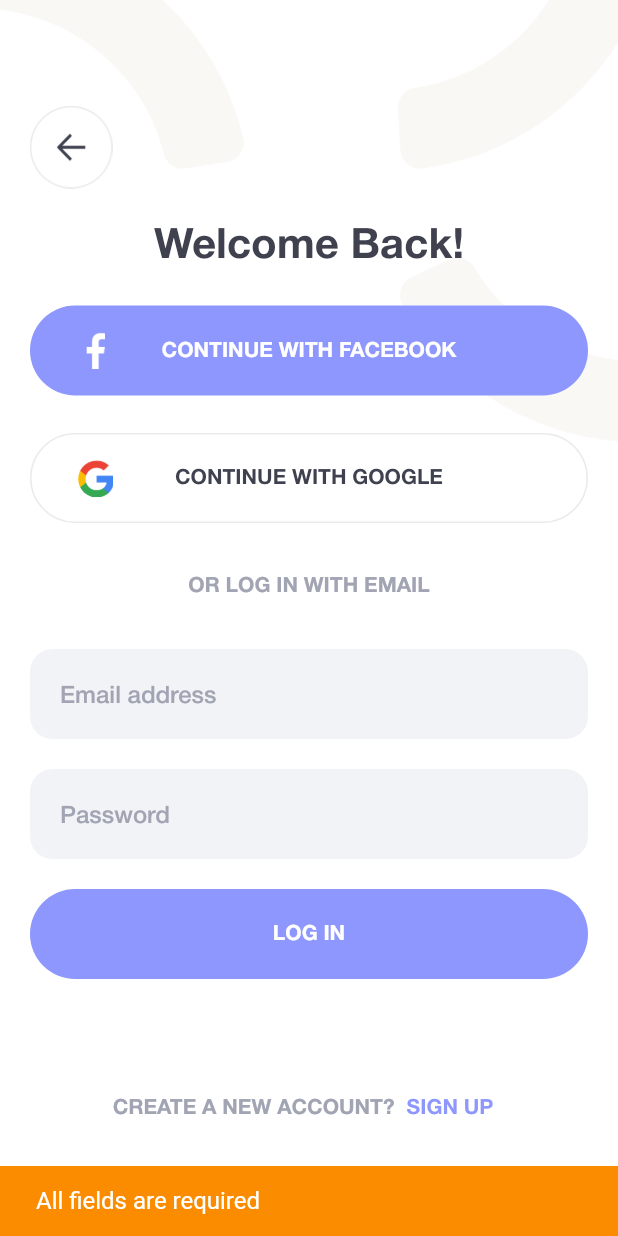
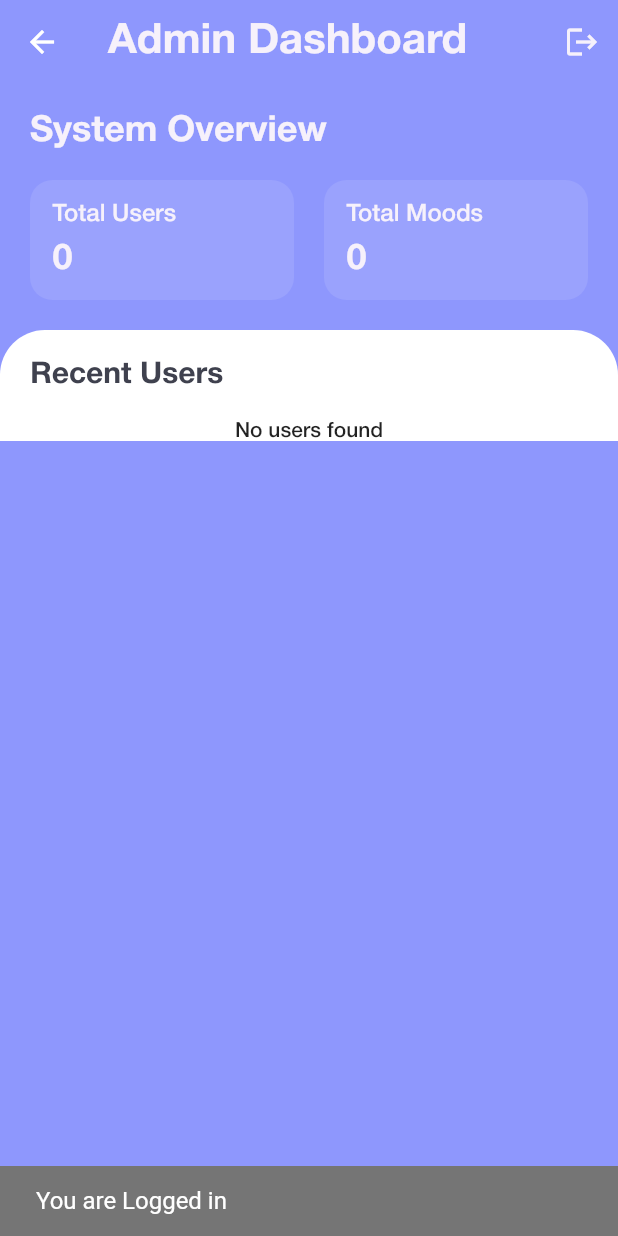
Before and after one commit to shyam-vora/meditation, a Flutter app: the LoginScreen screen opened directly, after a tap on "LOG IN", on a phone screen of 412 x 824 dp. Run offline on Flutter 3.47's test engine with Material 3 defaults, Android fonts, the phone set to English and light mode, and no system bars; our stand-ins replace shared_preferences, sqflite; accounts and stored records are empty.

Commit message:
feat open admin dashboard when user is logged in

```diff
--- a/lib/database/app_database.dart
+++ b/lib/database/app_database.dart
@@ -5,7 +5,7 @@ import 'package:path/path.dart';
 import 'package:sqflite/sqflite.dart';
 import 'package:sqflite/sqlite_api.dart';
 
-const String fileName = 'moods_sqflite34_db.db';
+const String fileName = 'moods_sqfliteddd4_db.db';
 
 class AppDatabase {
   AppDatabase._init();
@@ -30,7 +30,8 @@ class AppDatabase {
         id INTEGER PRIMARY KEY AUTOINCREMENT,
         username TEXT NOT NULL,
         email TEXT NOT NULL UNIQUE,
-        password TEXT NOT NULL
+        password TEXT NOT NULL,
+        is_admin INTEGER DEFAULT 0
       )
     ''');
 
@@ -42,6 +43,17 @@ class AppDatabase {
         count INTEGER DEFAULT 1
       )
     ''');
+
+    // Initialize system admin user
+    await db.insert(
+        'users',
+        {
+          'username': 'System Admin',
+          'email': 'admin@system.com',
+          'password': 'admin123',
+          'is_admin': 1
+        },
+        conflictAlgorithm: ConflictAlgorithm.ignore);
   }
 
   Future<void> createMoods(MoodsModel moodsModel) async {
@@ -102,7 +114,7 @@ class AppDatabase {
     final db = await instance.database;
     final List<Map<String, dynamic>> maps = await db.query(
       'users',
-      columns: ['id', 'username', 'email', 'password'],
+      columns: ['id', 'username', 'email', 'password', 'is_admin'],
       where: 'email = ?',
       whereArgs: [email],
     );
@@ -117,4 +129,19 @@ class AppDatabase {
     final db = await instance.database;
     return await db.insert('users', user.toMap());
   }
+
+  Future<bool> isAdminUser(String email) async {
+    final db = await instance.database;
+    final List<Map<String, dynamic>> maps = await db.query(
+      'users',
+      columns: ['is_admin'],
+      where: 'email = ?',
+      whereArgs: [email],
+    );
+
+    if (maps.isNotEmpty) {
+      return maps.first['is_admin'] == 1;
+    }
+    return false;
+  }
 }
--- a/lib/main.dart
+++ b/lib/main.dart
@@ -4,6 +4,7 @@ import 'package:flutter/material.dart';
 import 'package:meditation/common/color_extension.dart';
 import 'package:meditation/common/common_widget/loading_warpper.dart';
 import 'package:meditation/database/app_database.dart';
+import 'package:meditation/screen/admin/admin_dashboard_screen.dart';
 import 'package:meditation/screen/login/startup_screen.dart';
 import 'package:meditation/screen/main_tabview/main_tabview_screen.dart';
 import 'package:meditation/services/auth.dart';
@@ -29,20 +30,25 @@ class _MyAppState extends State<MyApp> {
     super.initState();
   }
 
-  Future<bool> continueWithLoggedInSession() async {
+  Future<String> continueWithLoggedInSession() async {
     try {
       final isLoggedIn = await AuthService.isLoggedIn();
       if (isLoggedIn) {
         final userEmail = await AuthService.getLoggedInUserEmail();
         final user = await AppDatabase.instance.getUserByEmail(userEmail!);
         if (user != null) {
-          return true;
+          final isAdmin = user.isAdmin;
+          if (isAdmin) {
+            return 'admin';
+          } else {
+            return 'user';
+          }
         }
       }
-      return false;
+      return 'not-logged-in';
     } catch (e) {
       log(e.toString(), name: 'MyApp');
-      return false;
+      return 'not-logged-in';
     }
   }
 
@@ -59,14 +65,17 @@ class _MyAppState extends State<MyApp> {
         colorScheme: ColorScheme.fromSeed(seedColor: TColor.primary),
         useMaterial3: false,
       ),
-      home: FutureBuilder<bool>(
+      home: FutureBuilder<String>(
         future: continueWithLoggedInSession(),
         builder: (context, snapshot) {
           if (snapshot.connectionState == ConnectionState.done) {
             if (snapshot.hasData) {
-              return snapshot.data!
-                  ? const MainTabViewScreen()
-                  : const StartUpScreen();
+              return {
+                    'user': const MainTabViewScreen(),
+                    'admin': const AdminDashboardScreen(),
+                    'not-logged-in': const StartUpScreen(),
+                  }[snapshot.data] ??
+                  const StartUpScreen();
             }
           }
           return const LoadingWrapper();
--- a/lib/models/user_model.dart
+++ b/lib/models/user_model.dart
@@ -5,12 +5,14 @@ class UserModel {
   final String name;
   final String email;
   final String password;
+  final bool isAdmin;
 
   UserModel({
     this.id,
     required this.name,
     required this.email,
     required this.password,
+    this.isAdmin = false,
   });
 
   UserModel copyWith({
@@ -18,12 +20,14 @@ class UserModel {
     String? email,
     String? password,
     int? id,
+    bool? isAdmin,
   }) {
     return UserModel(
       id: id ?? this.id,
       name: name ?? this.name,
       email: email ?? this.email,
       password: password ?? this.password,
+      isAdmin: isAdmin ?? this.isAdmin,
     );
   }
 
@@ -32,6 +36,7 @@ class UserModel {
       'username': name,
       'email': email,
       'password': password,
+      'is_admin': isAdmin ? 1 : 0,
     };
   }
 
@@ -41,12 +46,13 @@ class UserModel {
       name: map['username'] as String,
       email: map['email'] as String,
       password: map['password'] as String,
+      isAdmin: map['is_admin'] == 1,
     );
   }
 
   @override
   String toString() =>
-      'UserModel(name: $name, email: $email, password: $password)';
+      'UserModel(name: $name, email: $email, password: $password, isAdmin: $isAdmin)';
 
   @override
   bool operator ==(covariant UserModel other) {
@@ -54,11 +60,13 @@ class UserModel {
 
     return other.name == name &&
         other.email == email &&
-        other.password == password;
+        other.password == password &&
+        other.isAdmin == isAdmin;
   }
 
   @override
-  int get hashCode => name.hashCode ^ email.hashCode ^ password.hashCode;
+  int get hashCode =>
+      name.hashCode ^ email.hashCode ^ password.hashCode ^ isAdmin.hashCode;
 
   String toJson() => json.encode(toMap());
 
--- /dev/null
+++ b/lib/screen/admin/admin_dashboard_screen.dart
@@ -0,0 +1,199 @@
+import 'package:flutter/material.dart';
+import 'package:meditation/common/color_extension.dart';
+import 'package:meditation/common/common_widget/round_button.dart';
+import 'package:meditation/database/app_database.dart';
+import 'package:meditation/models/moods_model.dart';
+import 'package:meditation/models/user_model.dart';
+import 'package:meditation/screen/login/startup_screen.dart';
+import 'package:meditation/services/auth.dart';
+
+class AdminDashboardScreen extends StatefulWidget {
+  const AdminDashboardScreen({super.key});
+
+  @override
+  State<AdminDashboardScreen> createState() => _AdminDashboardScreenState();
+}
+
+class _AdminDashboardScreenState extends State<AdminDashboardScreen> {
+  late Future<List<UserModel>> _usersFuture;
+  late Future<List<MoodsModel?>> _moodsFuture;
+
+  @override
+  void initState() {
+    super.initState();
+    _loadData();
+  }
+
+  void _loadData() {
+    _usersFuture = _loadUsers();
+    _moodsFuture = AppDatabase.instance.realAllMoods();
+  }
+
+  Future<List<UserModel>> _loadUsers() async {
+    final db = await AppDatabase.instance.database;
+    final users = await db.query('users', where: 'is_admin != 1');
+    return users.map((map) => UserModel.fromMap(map)).toList();
+  }
+
+  @override
+  Widget build(BuildContext context) {
+    return Scaffold(
+      backgroundColor: TColor.primary,
+      appBar: AppBar(
+        backgroundColor: TColor.primary,
+        title: Text(
+          'Admin Dashboard',
+          style: TextStyle(
+            color: TColor.primaryTextW,
+            fontSize: 28,
+            fontWeight: FontWeight.w700,
+          ),
+        ),
+        actions: [
+          IconButton(
+            onPressed: () async {
+              await AuthService.logout();
+              Navigator.of(context).pushAndRemoveUntil(
+                MaterialPageRoute(builder: (_) => const StartUpScreen()),
+                (_) => false,
+              );
+            },
+            icon: Icon(Icons.logout, color: TColor.primaryTextW),
+          )
+        ],
+      ),
+      body: SingleChildScrollView(
+        child: Column(
+          crossAxisAlignment: CrossAxisAlignment.start,
+          children: [
+            Container(
+              padding: const EdgeInsets.all(20),
+              child: Column(
+                crossAxisAlignment: CrossAxisAlignment.start,
+                children: [
+                  Text(
+                    'System Overview',
+                    style: TextStyle(
+                      color: TColor.primaryTextW,
+                      fontSize: 24,
+                      fontWeight: FontWeight.w600,
+                    ),
+                  ),
+                  const SizedBox(height: 20),
+                  Row(
+                    children: [
+                      _buildStatCard(
+                        'Total Users',
+                        _usersFuture.then((users) => users.length.toString()),
+                      ),
+                      const SizedBox(width: 20),
+                      _buildStatCard(
+                        'Total Moods',
+                        _moodsFuture.then((moods) => moods.length.toString()),
+                      ),
+                    ],
+                  ),
+                ],
+              ),
+            ),
+            Container(
+              decoration: const BoxDecoration(
+                color: Colors.white,
+                borderRadius: BorderRadius.only(
+                  topLeft: Radius.circular(30),
+                  topRight: Radius.circular(30),
+                ),
+              ),
+              child: Column(
+                crossAxisAlignment: CrossAxisAlignment.start,
+                children: [
+                  Padding(
+                    padding: const EdgeInsets.all(20),
+                    child: Text(
+                      'Recent Users',
+                      style: TextStyle(
+                        color: TColor.primaryText,
+                        fontSize: 20,
+                        fontWeight: FontWeight.w600,
+                      ),
+                    ),
+                  ),
+                  FutureBuilder<List<UserModel>>(
+                    future: _usersFuture,
+                    builder: (context, snapshot) {
+                      if (snapshot.connectionState == ConnectionState.waiting) {
+                        return const Center(child: CircularProgressIndicator());
+                      }
+
+                      if (!snapshot.hasData || snapshot.data!.isEmpty) {
+                        return const Center(child: Text('No users found'));
+                      }
+
+                      return ListView.builder(
+                        shrinkWrap: true,
+                        physics: const NeverScrollableScrollPhysics(),
+                        itemCount: snapshot.data!.length,
+                        itemBuilder: (context, index) {
+                          final user = snapshot.data![index];
+                          return ListTile(
+                            leading: CircleAvatar(
+                              backgroundColor: TColor.primary,
+                              child: Text(
+                                user.name[0].toUpperCase(),
+                                style: TextStyle(color: TColor.primaryTextW),
+                              ),
+                            ),
+                            title: Text(user.name),
+                            subtitle: Text(user.email),
+                          );
+                        },
+                      );
+                    },
+                  ),
+                ],
+              ),
+            ),
+          ],
+        ),
+      ),
+    );
+  }
+
+  Widget _buildStatCard(String title, Future<String> valueFuture) {
+    return Expanded(
+      child: Container(
+        padding: const EdgeInsets.all(15),
+        decoration: BoxDecoration(
+          color: Colors.white.withOpacity(0.1),
+          borderRadius: BorderRadius.circular(15),
+        ),
+        child: Column(
+          crossAxisAlignment: CrossAxisAlignment.start,
+          children: [
+            Text(
+              title,
+              style: TextStyle(
+                color: TColor.primaryTextW,
+                fontSize: 16,
+              ),
+            ),
+            const SizedBox(height: 10),
+            FutureBuilder<String>(
+              future: valueFuture,
+              builder: (context, snapshot) {
+                return Text(
+                  snapshot.data ?? '0',
+                  style: TextStyle(
+                    color: TColor.primaryTextW,
+                    fontSize: 24,
+                    fontWeight: FontWeight.bold,
+                  ),
+                );
+              },
+            ),
+          ],
+        ),
+      ),
+    );
+  }
+}
--- a/lib/screen/login/login_screen.dart
+++ b/lib/screen/login/login_screen.dart
@@ -4,6 +4,7 @@ import 'package:meditation/common/common_widget/round_button.dart';
 import 'package:meditation/common/common_widget/round_text_field.dart';
 import 'package:meditation/common/show_snackbar_extension.dart';
 import 'package:meditation/database/app_database.dart';
+import 'package:meditation/screen/admin/admin_dashboard_screen.dart';
 import 'package:meditation/screen/login/sign_up_screen.dart';
 import 'package:meditation/screen/main_tabview/main_tabview_screen.dart';
 import 'package:meditation/services/auth.dart';
@@ -17,8 +18,8 @@ class LoginScreen extends StatefulWidget {
 }
 
 class _LoginScreenState extends State<LoginScreen> {
-  final emailController = TextEditingController();
-  final passwordController = TextEditingController();
+  final emailController = TextEditingController(text: "admin@system.com");
+  final passwordController = TextEditingController(text: "admin123");
 
   @override
   Widget build(BuildContext context) {
@@ -198,12 +199,29 @@ class _LoginScreenState extends State<LoginScreen> {
                   final String? errorMessage = await _login();
 
                   if (errorMessage == null) {
+                    // check if admin user
+                    final isAdmin = await AppDatabase.instance
+                        .isAdminUser(emailController.text);
+
+                    // save login state
+                    await AuthService.saveUserLogin(emailController.text);
+
+                    // navigate based on user type
+                    if (isAdmin) {
+                      Navigator.pushAndRemoveUntil(
+                        context,
+                        MaterialPageRoute(
+                            builder: (_) => const AdminDashboardScreen()),
+                        (_) => true,
+                      );
+                    } else {
                       Navigator.pushAndRemoveUntil(
                         context,
                         MaterialPageRoute(
                             builder: (_) => const MainTabViewScreen()),
                         (_) => true,
                       );
+                    }
 
                     context.showSnackbar(message: 'You are Logged in');
                   } else {
@@ -274,8 +292,29 @@ class _LoginScreenState extends State<LoginScreen> {
       return 'Invalid password';
     }
 
+    // Check if admin user
+    final isAdmin = await AppDatabase.instance.isAdminUser(user.email);
+
     // Save login state
     await AuthService.saveUserLogin(user.email);
+
+    // Navigate based on user type
+    if (isAdmin) {
+      if (!mounted) return null;
+      Navigator.pushAndRemoveUntil(
+        context,
+        MaterialPageRoute(builder: (_) => const AdminDashboardScreen()),
+        (route) => false,
+      );
+    } else {
+      if (!mounted) return null;
+      Navigator.pushAndRemoveUntil(
+        context,
+        MaterialPageRoute(builder: (_) => const MainTabViewScreen()),
+        (route) => false,
+      );
+    }
+
     return null;
   }
 }
```
Lines whose indentation alone changed are shown as unchanged.
